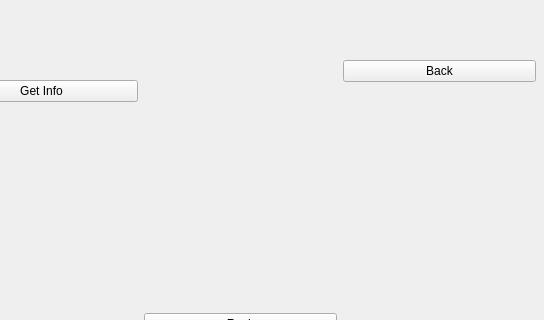
Before: the Qt Designer form RPS_GUI/gamewindow.ui in RudX2k2/csad2125ki306rudvi18, drawn with Qt 5; both pictures show x 115 to 659 and y 0 to 320 of the 659 by 452 pixel window.
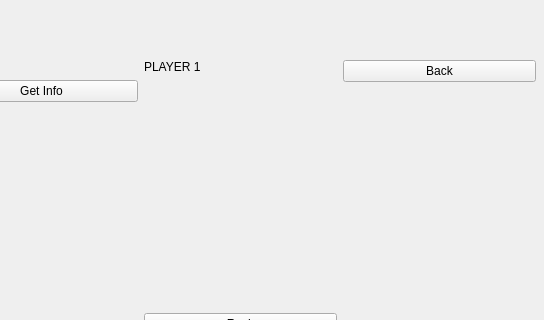
After: the same form once the commit is applied.

What changed in the file:
```diff
--- a/RPS_GUI/gamewindow.ui
+++ b/RPS_GUI/gamewindow.ui
@@ -56,6 +56,13 @@
     </item>
     <item>
      <layout class="QVBoxLayout" name="verticalLayout">
+      <item>
+       <widget class="QLabel" name="lblCurrentPlayer">
+        <property name="text">
+         <string>PLAYER 1</string>
+        </property>
+       </widget>
+      </item>
       <item>
        <spacer name="verticalSpacer">
         <property name="orientation">
```
Left out of the diff: 2 changed lines with no effect on the pictures.
